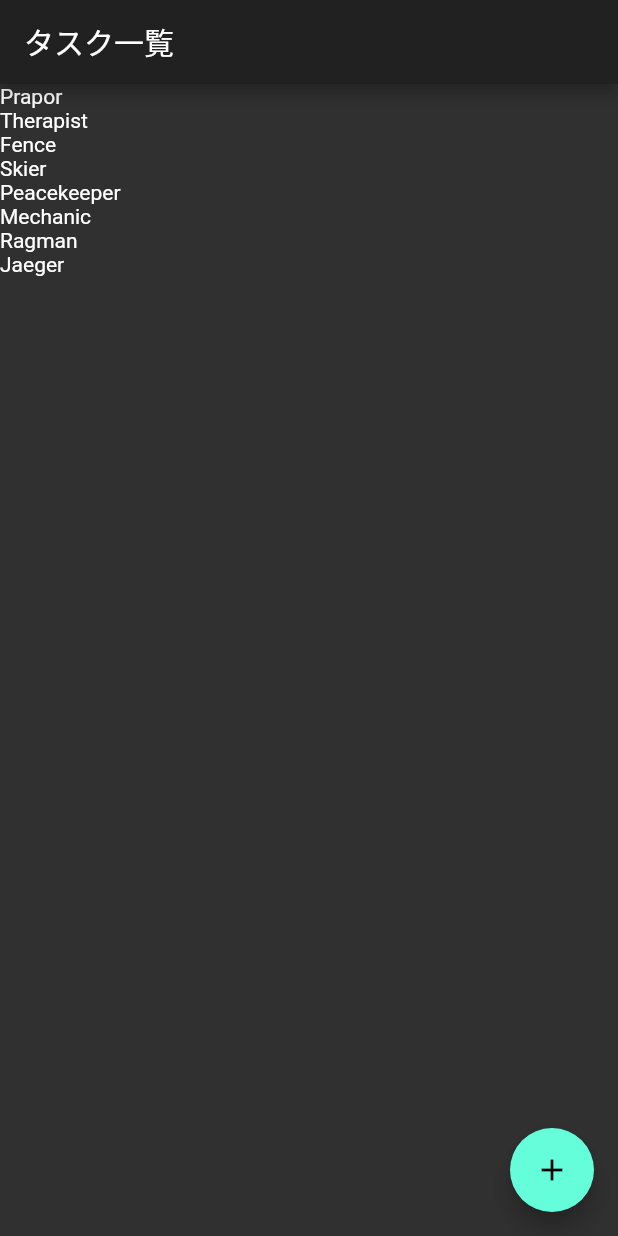
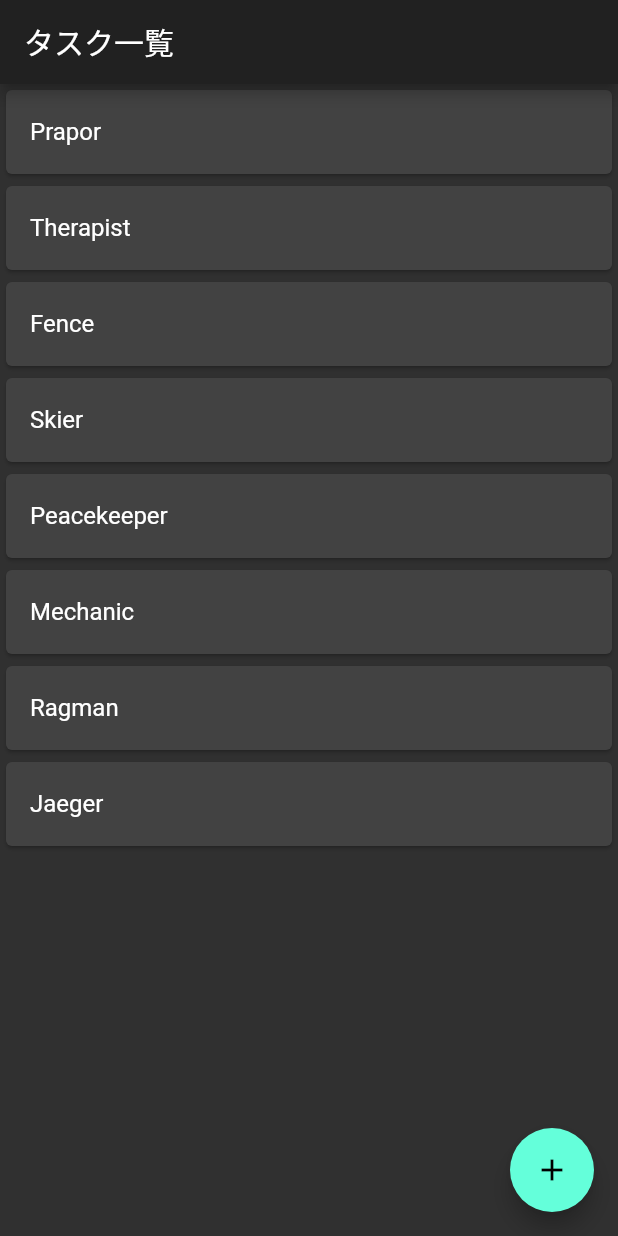
Before and after one commit to yudaiw0702/TarkovTaskManager, a Flutter app: the screen it shows after launch, on a phone screen of 412 x 824 dp. Run offline on Flutter 3.47's test engine with Material 2 defaults, Android fonts, the phone set to English and light mode, and no system bars.

Commit message:
Cardでデザインを整える

```diff
--- a/tarkov_task_manager/lib/main.dart
+++ b/tarkov_task_manager/lib/main.dart
@@ -30,14 +30,54 @@
       ),
       body: ListView(
         children: <Widget>[
-          Text('Prapor'),
-          Text('Therapist'),
-          Text('Fence'),
-          Text('Skier'),
-          Text('Peacekeeper'),
-          Text('Mechanic'),
-          Text('Ragman'),
-          Text('Jaeger'),
+          // CardとListTileを使い、簡単に整ったUIを作成
+          Card(
+            child: ListTile(
+              title: Text('Prapor'),
+            ),
+          ),
+
+          Card(
+            child: ListTile(
+              title: Text('Therapist'),
+            ),
+          ),
+
+          Card(
+            child: ListTile(
+              title: Text('Fence'),
+            ),
+          ),
+
+          Card(
+            child: ListTile(
+              title: Text('Skier'),
+            ),
+          ),
+
+          Card(
+            child: ListTile(
+              title: Text('Peacekeeper'),
+            ),
+          ),
+
+          Card(
+            child: ListTile(
+              title: Text('Mechanic'),
+            ),
+          ),
+
+          Card(
+            child: ListTile(
+              title: Text('Ragman'),
+            ),
+          ),
+
+          Card(
+            child: ListTile(
+              title: Text('Jaeger'),
+            ),
+          ),
         ],
       ),
       floatingActionButton: FloatingActionButton(
```
